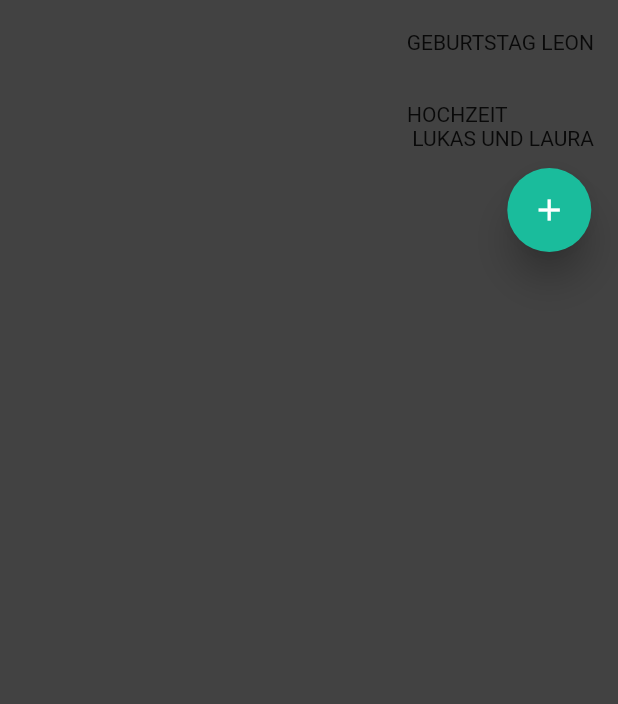
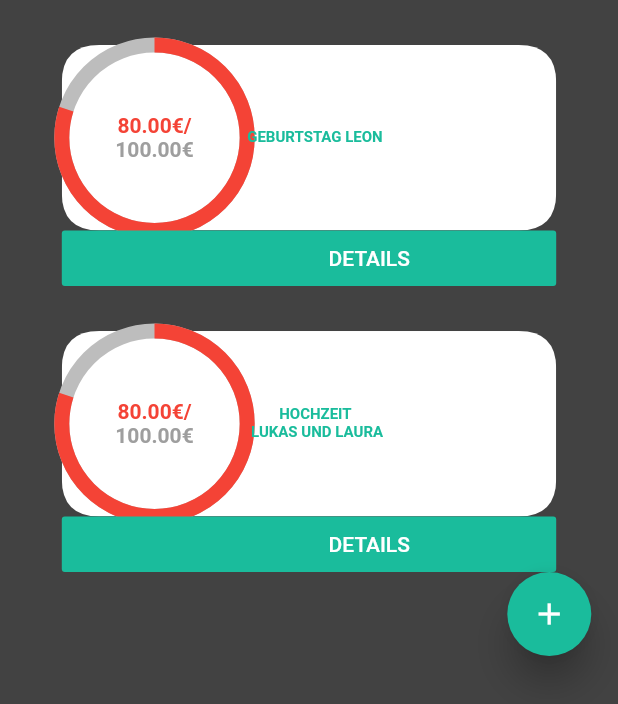
Before and after one commit to JanSchlte/gomobie_, a Flutter app: the CollectionGroups screen opened by its route, on a phone screen of 412 x 824 dp. Shown: the top 704 px of the screen. Run offline on Flutter 3.47's test engine with Material 2 defaults, Android fonts, the phone set to English and light mode, and no system bars; our stand-ins replace cloud_firestore, firebase_auth; accounts and stored records are empty; generated files the repository leaves out were written again; Roboto replaces fonts that are missing (Metropolis).

Commit message:
Designen des Sammelgruppen Screens (noch mittendrin also nicht wundern)

```diff
--- a/lib/widgets/collection_groups.dart
+++ b/lib/widgets/collection_groups.dart
@@ -1,14 +1,99 @@
 import 'package:flutter/material.dart';
+import 'package:gomobie/util/card_background_painter.dart';
+import 'package:gomobie/util/home_painter.dart';
 
 class GroupCard extends StatelessWidget {
   final String title;
 
   GroupCard(this.title);
 
+  Color _mainColor = Color(0xFF1ABC9C);
+
   @override
   Widget build(BuildContext context) {
-    return ListTile(
-      trailing: Text(title),
+    return Column(
+      children: <Widget>[
+        SizedBox(
+          height: 30,
+        ),
+        CustomPaint(
+          painter: CardBackgroundPainter(backgroundColor: Colors.white),
+          child: Container(
+            width: MediaQuery.of(context).size.width * 0.8,
+            child: Row(
+              mainAxisSize: MainAxisSize.min,
+              children: [
+                Container(
+                  height: MediaQuery.of(context).size.width * 0.3,
+                  width: MediaQuery.of(context).size.width * 0.3,
+                  //margin: EdgeInsets.all(30),
+                  child: Stack(
+                    fit: StackFit.expand,
+                    children: [
+                      CircularProgressIndicator(
+                        value: 0.8,
+                        strokeWidth: 10,
+                        valueColor: AlwaysStoppedAnimation<Color>(Colors.red),
+                        backgroundColor: Colors.grey.shade400,
+                      ),
+                      Align(
+                        alignment: Alignment.center,
+                        child: Column(
+                          mainAxisSize: MainAxisSize.min,
+                          children: [
+                            Text(
+                              '80.00€/',
+                              style: TextStyle(
+                                fontWeight: FontWeight.bold,
+                                color: Colors.red,
+                              ),
+                            ),
+                            Text(
+                              '100.00€',
+                              style: TextStyle(
+                                fontWeight: FontWeight.bold,
+                                color: Colors.grey.shade500,
+                              ),
+                            ),
+                          ],
+                        ),
+                      )
+                    ],
+                  ),
+                ),
+                Column(
+                  children: <Widget>[
+                    Text(
+                      title,
+                      textAlign: TextAlign.center,
+                      style: TextStyle(
+                        color: _mainColor,
+                        fontWeight: FontWeight.bold,
+                        fontSize: 10,
+                      ),
+                    ),
+                  ],
+                ),
+              ],
+            ),
+          ),
+        ),
+        SizedBox(
+          width: MediaQuery.of(context).size.width * 0.8,
+          height: MediaQuery.of(context).size.width * 0.09,
+          child: FlatButton(
+            color: _mainColor,
+            onPressed: () {},
+            child: Align(
+              alignment: Alignment(0.33, 0),
+              child: Text(
+                'DETAILS',
+                style: TextStyle(color: Colors.white),
+              ),
+            ),
+          ),
+        ),
+      ],
     );
   }
 }
```
